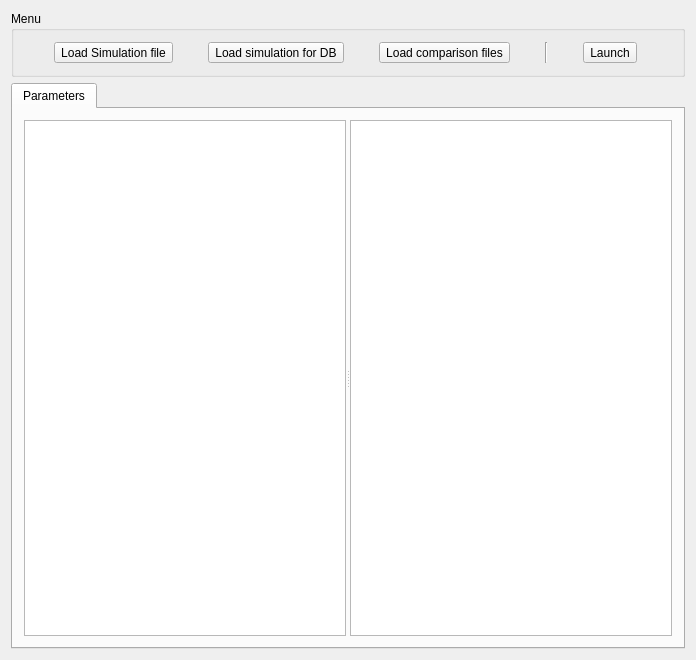
The window that src/mainwindow.ui (PAMDeveloper/QtEcomeristem) describes before a commit, drawn with Qt 5.
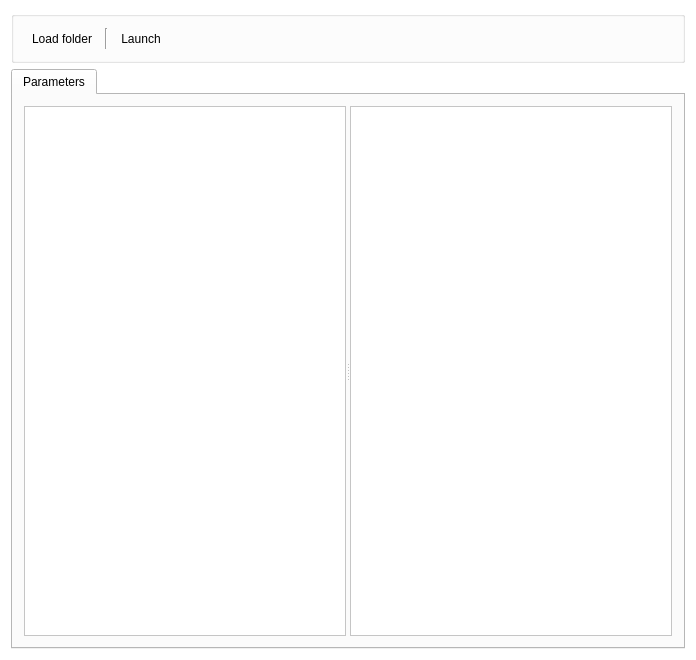
The same window after the commit. Icons and pictures are not drawn.

The edit to the form file:
```diff
--- a/src/mainwindow.ui
+++ b/src/mainwindow.ui
@@ -10,6 +10,70 @@
     <height>660</height>
    </rect>
   </property>
+  <property name="palette">
+   <palette>
+    <active>
+     <colorrole role="Base">
+      <brush brushstyle="SolidPattern">
+       <color alpha="255">
+        <red>255</red>
+        <green>255</green>
+        <blue>255</blue>
+       </color>
+      </brush>
+     </colorrole>
+     <colorrole role="Window">
+      <brush brushstyle="SolidPattern">
+       <color alpha="255">
+        <red>255</red>
+        <green>255</green>
+        <blue>255</blue>
+       </color>
+      </brush>
+     </colorrole>
+    </active>
+    <inactive>
+     <colorrole role="Base">
+      <brush brushstyle="SolidPattern">
+       <color alpha="255">
+        <red>255</red>
+        <green>255</green>
+        <blue>255</blue>
+       </color>
+      </brush>
+     </colorrole>
+     <colorrole role="Window">
+      <brush brushstyle="SolidPattern">
+       <color alpha="255">
+        <red>255</red>
+        <green>255</green>
+        <blue>255</blue>
+       </color>
+      </brush>
+     </colorrole>
+    </inactive>
+    <disabled>
+     <colorrole role="Base">
+      <brush brushstyle="SolidPattern">
+       <color alpha="255">
+        <red>255</red>
+        <green>255</green>
+        <blue>255</blue>
+       </color>
+      </brush>
+     </colorrole>
+     <colorrole role="Window">
+      <brush brushstyle="SolidPattern">
+       <color alpha="255">
+        <red>255</red>
+        <green>255</green>
+        <blue>255</blue>
+       </color>
+      </brush>
+     </colorrole>
+    </disabled>
+   </palette>
+  </property>
   <property name="windowTitle">
    <string>MainWindow</string>
   </property>
@@ -18,33 +82,28 @@
     <item>
      <widget class="QGroupBox" name="groupBox">
       <property name="title">
-       <string>Menu</string>
+       <string/>
       </property>
       <layout class="QHBoxLayout" name="horizontalLayout">
        <item>
         <widget class="QToolButton" name="loadSimulationFileBtn">
          <property name="text">
-          <string>Load Simulation file</string>
+          <string>Load folder</string>
          </property>
          <property name="toolButtonStyle">
           <enum>Qt::ToolButtonTextUnderIcon</enum>
          </property>
-        </widget>
-       </item>
-       <item>
-        <widget class="QToolButton" name="loadSimulationDBButton">
-         <property name="text">
-          <string>Load simulation for DB</string>
+         <property name="iconSize">
+          <size>
+           <width>32</width>
+           <height>32</height>
+          </size>
          </property>
          <property name="toolButtonStyle">
           <enum>Qt::ToolButtonTextUnderIcon</enum>
          </property>
-        </widget>
-       </item>
-       <item>
-        <widget class="QToolButton" name="testLoadButton">
-         <property name="text">
-          <string>Load comparison files</string>
+         <property name="autoRaise">
+          <bool>true</bool>
          </property>
         </widget>
        </item>
@@ -60,8 +119,37 @@
          <property name="text">
           <string>Launch</string>
          </property>
+         <property name="icon">
+          <iconset>
+           <normaloff>res/launch.png</normaloff>res/launch.png</iconset>
+         </property>
+         <property name="iconSize">
+          <size>
+           <width>32</width>
+           <height>32</height>
+          </size>
+         </property>
+         <property name="toolButtonStyle">
+          <enum>Qt::ToolButtonTextUnderIcon</enum>
+         </property>
+         <property name="autoRaise">
+          <bool>true</bool>
+         </property>
         </widget>
        </item>
+       <item>
+        <spacer name="horizontalSpacer">
+         <property name="orientation">
+          <enum>Qt::Horizontal</enum>
+         </property>
+         <property name="sizeHint" stdset="0">
+          <size>
+           <width>40</width>
+           <height>20</height>
+          </size>
+         </property>
+        </spacer>
+       </item>
       </layout>
      </widget>
     </item>
@@ -75,6 +163,9 @@
         <string>Parameters</string>
        </attribute>
        <layout class="QHBoxLayout" name="horizontalLayout_2" stretch="0">
+        <property name="sizeConstraint">
+         <enum>QLayout::SetDefaultConstraint</enum>
+        </property>
         <item>
          <widget class="QSplitter" name="splitter">
           <property name="orientation">
```
Left out of the diff: 5 changed lines with no effect on the pictures.
